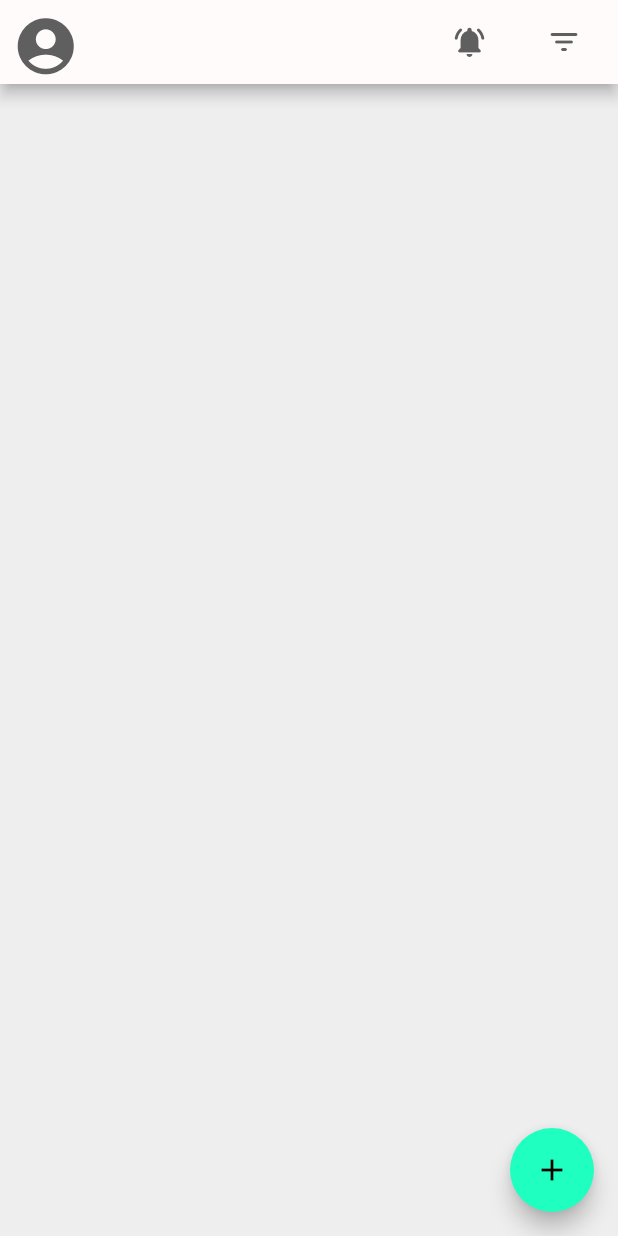
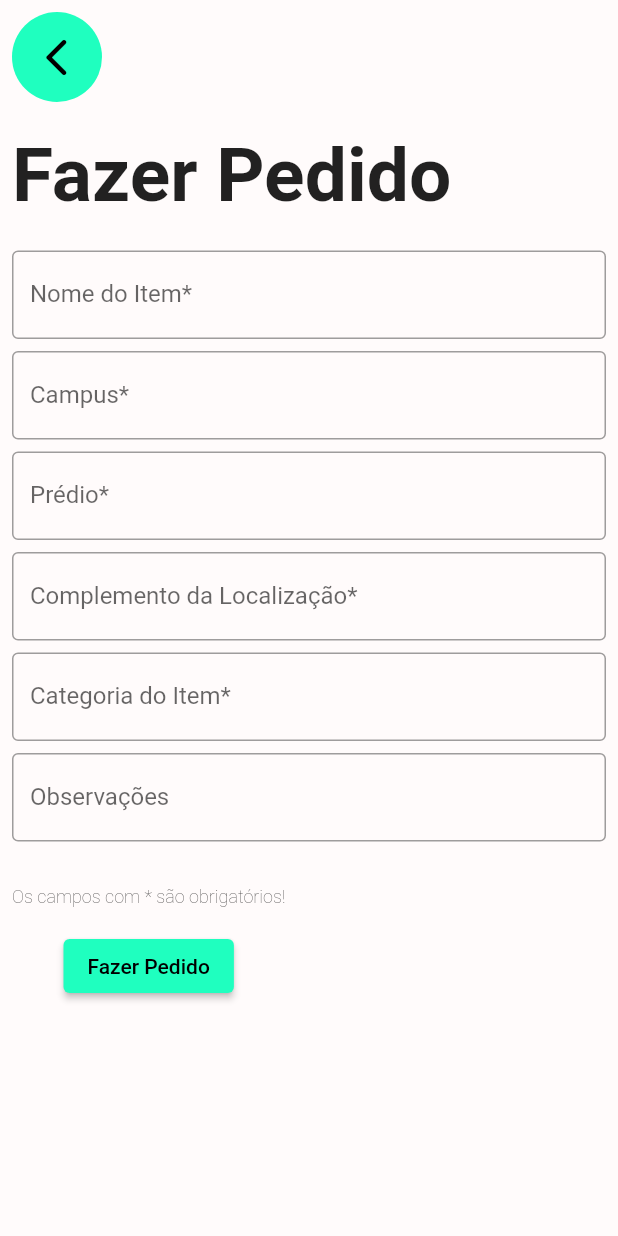
Before and after one commit to cefetmg-2022-psi-g2/QG-Frontend, a Flutter app: the screen it shows after launch, after a tap on the "add" icon, on a phone screen of 412 x 824 dp. Run offline on Flutter 3.47's test engine with Material 2 defaults, Android fonts, the phone set to English and light mode, and no system bars.

Commit message:
Adicionei tela de realizar pedido e mudei algumas coisas

```diff
--- a/lib/main.dart
+++ b/lib/main.dart
@@ -1,5 +1,6 @@
 import 'package:flutter/material.dart';
 import 'package:qg/pages/qg_main_screen.dart';
+import 'package:qg/pages/qg_realizar_pedido.dart';
 
 void main() {
   runApp(const MyApp());
@@ -13,6 +14,9 @@ class MyApp extends StatelessWidget {
     return MaterialApp(
       debugShowCheckedModeBanner: false,
       home: MainScreen(),
+      routes: {
+      '/realizarpedido': (context) => RealizarPedido(),
+    },
     );
   }
 }
--- /dev/null
+++ b/lib/models/pedidos.dart
@@ -0,0 +1,13 @@
+class Pedido {
+
+  String item;
+  int campus;
+  int predio;
+  String complemento;
+  String categoria;
+  String? observacoes;
+
+  Pedido({required this.item, required this.campus, required this.predio,
+    required this.complemento, required this.categoria, this.observacoes = null});
+
+}
--- a/lib/pages/qg_main_screen.dart
+++ b/lib/pages/qg_main_screen.dart
@@ -1,4 +1,7 @@
 import 'package:flutter/material.dart';
+import 'package:qg/widgets/card-pedidos.dart';
+
+import '../models/pedidos.dart';
 
 class MainScreen extends StatefulWidget {
   const MainScreen({Key? key}) : super(key: key);
@@ -8,9 +11,13 @@ class MainScreen extends StatefulWidget {
 }
 
 class _MainScreenState extends State<MainScreen> {
+
+  List<Pedido> pedidos = [];
+
   @override
   Widget build(BuildContext context) {
-    return Scaffold(
+    return SafeArea(
+      child: Scaffold(
         appBar: AppBar(
           leading: Builder(
             builder: (BuildContext context) {
@@ -53,21 +60,19 @@ class _MainScreenState extends State<MainScreen> {
         backgroundColor: Color(0xffEEEEEE),
         body: Padding(
           padding: EdgeInsets.all(5),
-        child: Column(
-          mainAxisSize: MainAxisSize.min,
+          child: Flexible(
+            child: ListView(
+              shrinkWrap: true,
               children: [
-            Padding(
-              padding: EdgeInsets.all(5),
-              child: SingleChildScrollView(
-                child: Column(),
+                for (Pedido pedido in pedidos)
+                  CardPedido(pedido: pedido)
+              ],
             ),
           )
-          ],
-        ),
         ),
         floatingActionButton: FloatingActionButton(
           onPressed: () {
-          // Add your onPressed code here!
+            Navigator.pushNamed(context, '/realizarpedido');
           },
           backgroundColor: Color(0xff1FFFBF),
           child: const Icon(
@@ -75,6 +80,7 @@ class _MainScreenState extends State<MainScreen> {
             color: Colors.black,
           ),
         ),
+      ),
     );
   }
 }
--- /dev/null
+++ b/lib/pages/qg_realizar_pedido.dart
@@ -0,0 +1,123 @@
+import 'package:flutter/material.dart';
+import 'package:flutter/src/foundation/key.dart';
+import 'package:flutter/src/widgets/framework.dart';
+
+class RealizarPedido extends StatelessWidget {
+  const RealizarPedido({Key? key}) : super(key: key);
+
+  @override
+  Widget build(BuildContext context) {
+    return SafeArea(
+      child: Scaffold(
+        backgroundColor: Color.fromARGB(255, 255, 251, 251),
+        body: Padding(
+          padding: const EdgeInsets.all(8.0),
+          child: Container(
+            child: Column(
+              mainAxisSize: MainAxisSize.min,
+              crossAxisAlignment: CrossAxisAlignment.start,
+              children: [
+                CircleAvatar(
+                  radius: 30,
+                  backgroundColor: Color(0xff1FFFBF),
+                  child: IconButton(
+                    icon: const Icon(Icons.arrow_back_ios_rounded),
+                    color: Colors.black,
+                    iconSize: 30,
+                    tooltip: 'Voltar para a lista de Pedidos',
+                    onPressed: () {
+                     Navigator.pop(context);
+                    },
+                  ),
+                ),
+                SizedBox(height: 20,),
+                Text(
+                  "Fazer Pedido",
+                  style: TextStyle(
+                    fontSize: 50,
+                    fontWeight: FontWeight.w700,
+                  ),
+                ),
+                SizedBox(height: 20),
+                TextField(
+                  decoration: const InputDecoration(
+                    border: OutlineInputBorder(),
+                    labelText: "Nome do Item*",
+                    hintText: "Ex.: Caneta",
+                  ),
+                ),
+                SizedBox(height: 8),
+                TextField(
+                  decoration: const InputDecoration(
+                    border: OutlineInputBorder(),
+                    labelText: "Campus*",
+                  ),
+                ),
+                SizedBox(height: 8),
+                TextField(
+                  decoration: const InputDecoration(
+                    border: OutlineInputBorder(),
+                    labelText: "Prédio*",
+                  ),
+                ),
+                SizedBox(height: 8),
+                TextField(
+                  decoration: const InputDecoration(
+                    border: OutlineInputBorder(),
+                    labelText: "Complemento da Localização*",
+                    hintText: "Ex.: Sala 205",
+                  ),
+                ),
+                SizedBox(height: 8),
+                TextField(
+                  decoration: const InputDecoration(
+                    border: OutlineInputBorder(),
+                    labelText: "Categoria do Item*",
+                  ),
+                ),
+                SizedBox(height: 8),
+                TextField(
+                  decoration: const InputDecoration(
+                    border: OutlineInputBorder(),
+                    labelText: "Observações",
+                    hintText: "Ex.: A caneta tem que ser preta",
+                  ),
+                ),
+                SizedBox(height: 30,),
+                Column(
+                  mainAxisSize: MainAxisSize.min,
+                  crossAxisAlignment: CrossAxisAlignment.center,
+                  children: [
+                    Text(
+                      "Os campos com * são obrigatórios!",
+                      style: TextStyle(
+                        fontSize: 12,
+                        fontWeight: FontWeight.w100,
+                      ),
+                    ),
+                    SizedBox(height: 15,),
+                    ElevatedButton(
+                      style: ElevatedButton.styleFrom(
+                        primary: Color(0xff1FFFBF),
+                      ),
+                      onPressed: () {
+
+                      },
+                      child: const Text(
+                        'Fazer Pedido',
+                        style: TextStyle(
+                          color: Colors.black,
+                        ),
+                        ),
+                    ),
+                  ],
+                ),
+
+              ],
+            ),
+          ),
+        ),
+      ),
+    );
+  }
+}
```
Also changed, not shown: lib/widgets/card-pedidos.dart (added, +76 -0 lines). Lines whose indentation alone changed are shown as unchanged.
